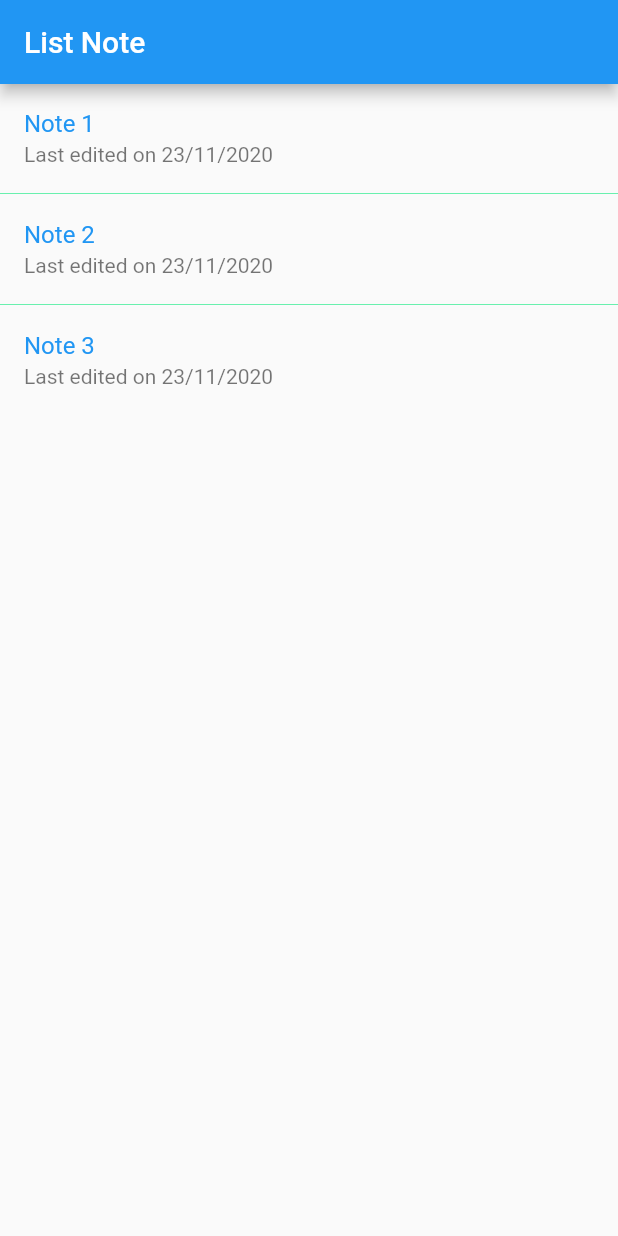
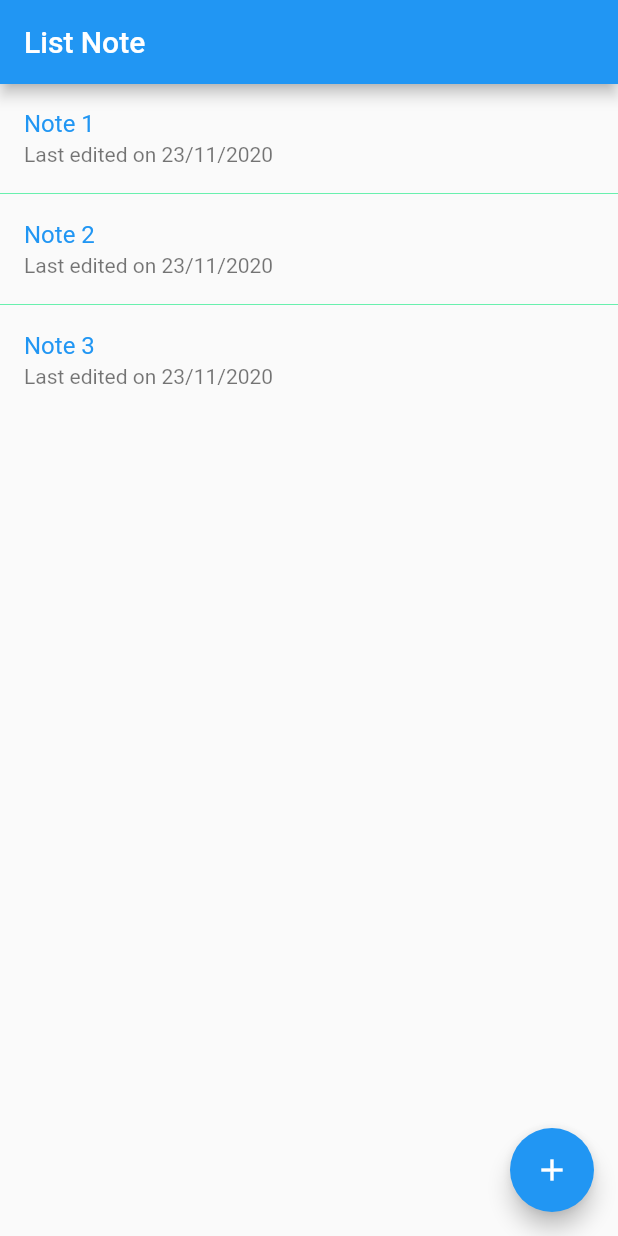
Before and after one commit to atrem13/flutter-notes-, a Flutter app: the screen it shows after launch, on a phone screen of 412 x 824 dp. Run offline on Flutter 3.47's test engine with Material 2 defaults, Android fonts, the phone set to English and light mode, and no system bars; our stand-ins replace get_it.

```diff
--- /dev/null
+++ b/lib/services/notes-services.dart
@@ -0,0 +1,23 @@
+import '../models/note-for-listing.dart';
+
+class NoteService {
+  List<NoteForListing> getNotesList() {
+    return [
+      new NoteForListing(
+          noteID: "1",
+          createDateTime: DateTime.now(),
+          latestEditDateTime: DateTime.now(),
+          noteTitle: "Note 1"),
+      new NoteForListing(
+          noteID: "2",
+          createDateTime: DateTime.now(),
+          latestEditDateTime: DateTime.now(),
+          noteTitle: "Note 2"),
+      new NoteForListing(
+          noteID: "3",
+          createDateTime: DateTime.now(),
+          latestEditDateTime: DateTime.now(),
+          noteTitle: "Note 3"),
+    ];
+  }
+}
--- a/lib/views/note-list.dart
+++ b/lib/views/note-list.dart
@@ -1,5 +1,7 @@
 import 'package:flutter/material.dart';
+import 'package:get_it/get_it.dart';
 import 'package:notes/models/note-for-listing.dart';
+import 'package:notes/services/notes-services.dart';
 import 'package:notes/views/note-delete.dart';
 import 'package:notes/views/note-modify.dart';
 
@@ -9,26 +11,18 @@ class NoteList extends StatefulWidget {
 }
 
 class _NoteListState extends State<NoteList> {
-  final notes = [
-    new NoteForListing(
-        noteID: "1",
-        createDateTime: DateTime.now(),
-        latestEditDateTime: DateTime.now(),
-        noteTitle: "Note 1"),
-    new NoteForListing(
-        noteID: "2",
-        createDateTime: DateTime.now(),
-        latestEditDateTime: DateTime.now(),
-        noteTitle: "Note 2"),
-    new NoteForListing(
-        noteID: "3",
-        createDateTime: DateTime.now(),
-        latestEditDateTime: DateTime.now(),
-        noteTitle: "Note 3"),
-  ];
+  NoteService get service => GetIt.I<NoteService>();
+  List<NoteForListing> notes = [];
+  // final notes = [];
 
   String formatDateTime(DateTime dateTime) {
     return '${dateTime.day}/${dateTime.month}/${dateTime.year}';
+  }
+
+  @override
+  void initState() {
+    super.initState();
+    notes = service.getNotesList();
   }
 
   @override
@@ -36,6 +30,13 @@ class _NoteListState extends State<NoteList> {
     return Scaffold(
       appBar: AppBar(
         title: Text('List Note'),
+      ),
+      floatingActionButton: FloatingActionButton(
+        onPressed: () {
+          Navigator.of(context)
+              .push(MaterialPageRoute(builder: (_) => NoteModify()));
+        },
+        child: Icon(Icons.add),
       ),
       body: ListView.separated(
           separatorBuilder: (_, __) => Divider(
@@ -73,8 +74,10 @@ class _NoteListState extends State<NoteList> {
                 subtitle: Text(
                     'Last edited on ${formatDateTime(notes[index].latestEditDateTime)}'),
                 onTap: () {
-                  Navigator.of(context)
-                      .push(MaterialPageRoute(builder: (_) => NoteModify()));
+                  Navigator.of(context).push(MaterialPageRoute(
+                      builder: (_) => NoteModify(
+                            noteID: notes[index].noteID,
+                          )));
                 },
               ),
             );
--- a/pubspec.yaml
+++ b/pubspec.yaml
@@ -23,7 +23,7 @@ environment:
 dependencies:
   flutter:
     sdk: flutter
-
+  get_it: ^3.0.3
 
   # The following adds the Cupertino Icons font to your application.
   # Use with the CupertinoIcons class for iOS style icons.
```
Also changed, not shown: lib/main.dart (+7 -0 lines), pubspec.lock.
